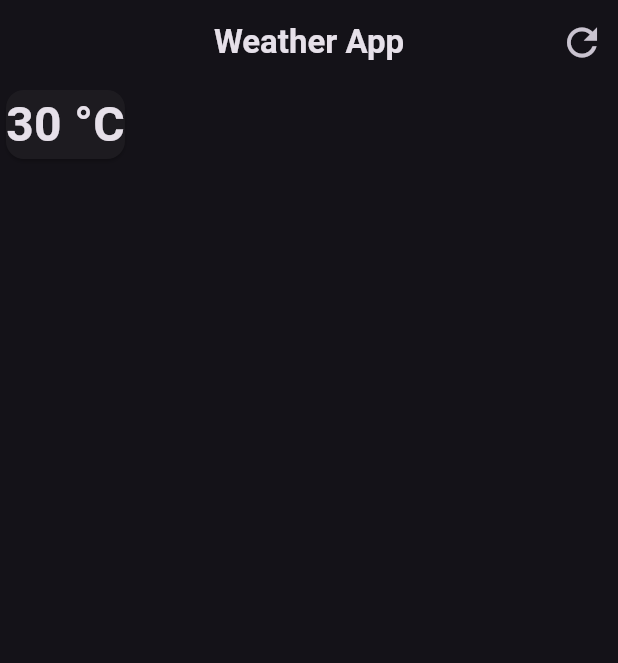
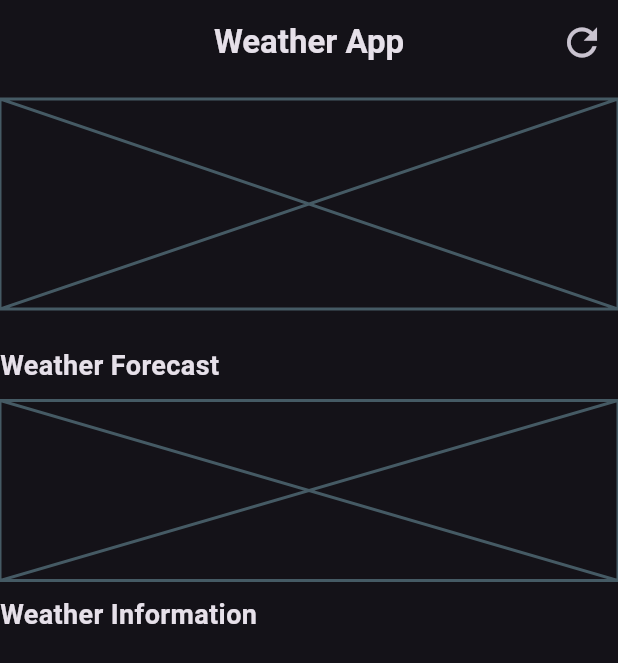
Before and after one commit to harikris001/weather_app, a Flutter app: the screen it shows after launch, on a phone screen of 412 x 824 dp. Shown: the top 663 px of the screen. Run offline on Flutter 3.47's test engine with Material 2 defaults, Android fonts, the phone set to English and light mode, and no system bars.

Commit message:
added placeholder widgets

```diff
--- a/lib/weather_screen.dart
+++ b/lib/weather_screen.dart
@@ -26,18 +26,47 @@ class WeatherScreen extends StatelessWidget {
           ],
         ),
         body: const Column(
+          crossAxisAlignment: CrossAxisAlignment.start,
           children: [
-          Card(
-            child: Text(
-              '30 °C',
+            SizedBox(
+              height: 10,
+            ),
+            Placeholder(
+              fallbackHeight: 140,
+            ),
+            SizedBox(
+              height: 25,
+            ),
+            Text(
+              'Weather Forecast',
               style: TextStyle(
-                fontSize: 32,
                 fontWeight: FontWeight.bold,
+                fontSize: 18,
               ),
             ),
+            SizedBox(
+              height: 10,
+            ),
+            Placeholder(
+              fallbackHeight: 120,
+            ),
+            SizedBox(
+              height: 10,
+            ),
+            Text(
+              'Weather Information',
+              style: TextStyle(
+                fontWeight: FontWeight.bold,
+                fontSize: 18,
+              ),
+            ),
+            SizedBox(
+              height: 10,
+            ),
+            Row(
+              children: [],
             ),
           ],
-      ),
-    );
+        ));
   }
 }
```
Lines whose indentation alone changed are shown as unchanged.
